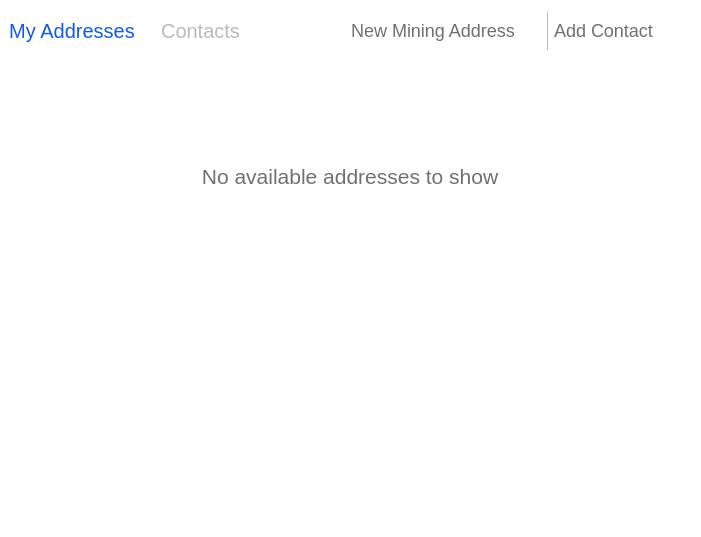
Veil-Project/veil, file src/qt/veil/forms/addresseswidget.ui: the form before one commit.
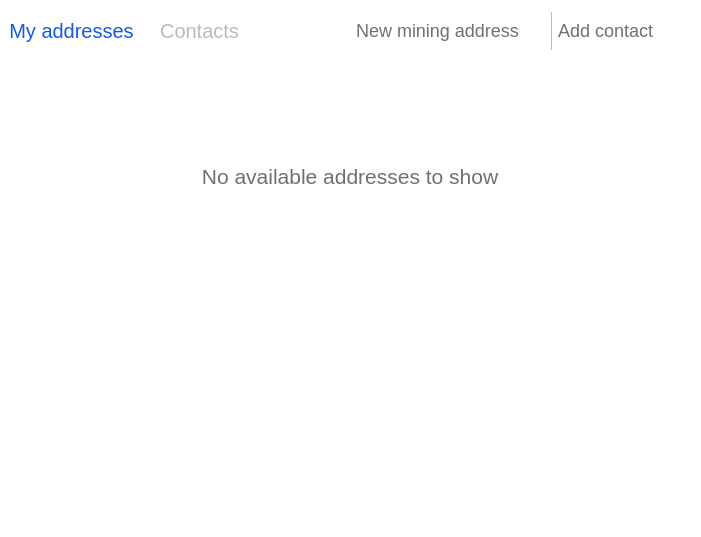
The form after the commit. Icons and pictures are not drawn.

The edit to the form file:
```diff
--- a/src/qt/veil/forms/addresseswidget.ui
+++ b/src/qt/veil/forms/addresseswidget.ui
@@ -107,7 +107,7 @@
 }</string>
              </property>
              <property name="text">
-              <string>My Addresses</string>
+              <string>My addresses</string>
              </property>
              <property name="iconSize">
               <size>
@@ -217,7 +217,7 @@
 padding:4px 0px 4px 4px;</string>
           </property>
           <property name="text">
-           <string>New Mining Address</string>
+           <string>New mining address</string>
           </property>
          </widget>
         </item>
@@ -283,7 +283,7 @@
 padding:4px 0px 4px 6px;</string>
           </property>
           <property name="text">
-           <string>Add Contact</string>
+           <string>Add contact</string>
           </property>
          </widget>
         </item>
```
